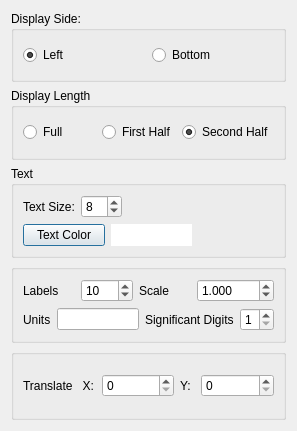
Before: the Qt Designer form src/Interface/Modules/Visualization/ShowColorMap.ui in SCIInstitute/SCIRun, drawn with Qt 5.
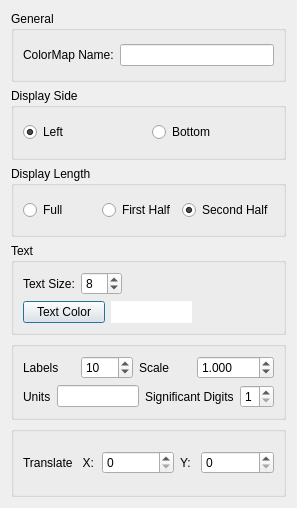
After: the same form once the commit is applied.

```diff
--- a/src/Interface/Modules/Visualization/ShowColorMap.ui
+++ b/src/Interface/Modules/Visualization/ShowColorMap.ui
@@ -7,7 +7,7 @@
     <x>0</x>
     <y>0</y>
     <width>297</width>
-    <height>431</height>
+    <height>508</height>
    </rect>
   </property>
   <property name="sizePolicy">
@@ -19,17 +19,36 @@
   <property name="minimumSize">
    <size>
     <width>297</width>
-    <height>431</height>
+    <height>508</height>
    </size>
   </property>
   <property name="windowTitle">
    <string>Dialog</string>
   </property>
-  <layout class="QVBoxLayout" name="verticalLayout_7">
+  <layout class="QVBoxLayout" name="verticalLayout">
+   <item>
+    <widget class="QGroupBox" name="groupBox_6">
+     <property name="title">
+      <string>General</string>
+     </property>
+     <layout class="QHBoxLayout" name="horizontalLayout_9">
+      <item>
+       <widget class="QLabel" name="label_9">
+        <property name="text">
+         <string>ColorMap Name:</string>
+        </property>
+       </widget>
+      </item>
+      <item>
+       <widget class="QLineEdit" name="colorMapNameLineEdit_"/>
+      </item>
+     </layout>
+    </widget>
+   </item>
    <item>
     <widget class="QGroupBox" name="groupBox">
      <property name="title">
-      <string>Display Side:</string>
+      <string>Display Side</string>
      </property>
      <layout class="QHBoxLayout" name="horizontalLayout">
       <item>
```
